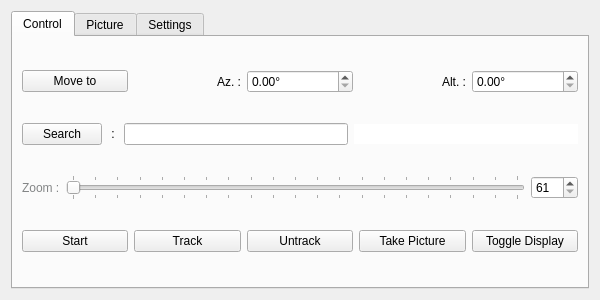
This is src/gui/AutoscopeWindowForm.ui in thibaudledo/Autoscope-Stellarium-plugin as Qt 5 draws it before an edit. The edited form follows.
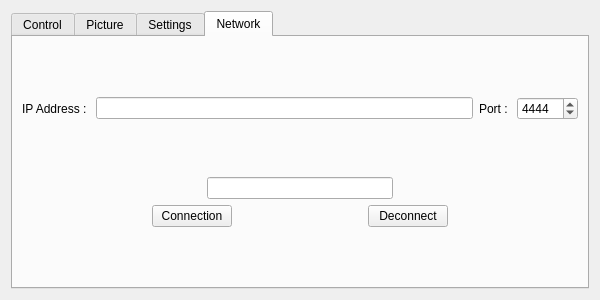
This is the edited form. The open tabs and pages were chosen to show the change.

Commit message:
Adding UI for Tcp settings
Adding a tab in the menu for tuning tcp settings

Diff of the .ui file:
```diff
--- a/src/gui/AutoscopeWindowForm.ui
+++ b/src/gui/AutoscopeWindowForm.ui
@@ -622,6 +622,145 @@
        </item>
       </layout>
      </widget>
+     <widget class="QWidget" name="networkTab">
+      <attribute name="title">
+       <string>Network</string>
+      </attribute>
+      <layout class="QVBoxLayout" name="verticalLayout_3">
+       <item>
+        <layout class="QGridLayout" name="gridLayout_2">
+         <item row="0" column="0">
+          <widget class="QLabel" name="IpLabel">
+           <property name="text">
+            <string>IP Address : </string>
+           </property>
+          </widget>
+         </item>
+         <item row="0" column="1">
+          <widget class="QLineEdit" name="IpAddressEditor"/>
+         </item>
+         <item row="0" column="3">
+          <widget class="QSpinBox" name="IpPortEditor">
+           <property name="maximum">
+            <number>65535</number>
+           </property>
+           <property name="value">
+            <number>4444</number>
+           </property>
+          </widget>
+         </item>
+         <item row="0" column="2">
+          <widget class="QLabel" name="portLabel">
+           <property name="text">
+            <string>Port : </string>
+           </property>
+          </widget>
+         </item>
+        </layout>
+       </item>
+       <item>
+        <layout class="QGridLayout" name="gridLayout_3">
+         <item row="1" column="0">
+          <layout class="QGridLayout" name="gridLayout_4">
+           <item row="0" column="0">
+            <spacer name="horizontalSpacer_2">
+             <property name="orientation">
+              <enum>Qt::Horizontal</enum>
+             </property>
+             <property name="sizeHint" stdset="0">
+              <size>
+               <width>40</width>
+               <height>20</height>
+              </size>
+             </property>
+            </spacer>
+           </item>
+           <item row="0" column="4">
+            <spacer name="horizontalSpacer_4">
+             <property name="orientation">
+              <enum>Qt::Horizontal</enum>
+             </property>
+             <property name="sizeHint" stdset="0">
+              <size>
+               <width>40</width>
+               <height>20</height>
+              </size>
+             </property>
+            </spacer>
+           </item>
+           <item row="0" column="1">
+            <widget class="QPushButton" name="ConnectionButton">
+             <property name="text">
+              <string>Connection</string>
+             </property>
+            </widget>
+           </item>
+           <item row="0" column="3">
+            <widget class="QPushButton" name="DeconnectionButton">
+             <property name="text">
+              <string>Deconnect</string>
+             </property>
+            </widget>
+           </item>
+           <item row="0" column="2">
+            <spacer name="horizontalSpacer_11">
+             <property name="orientation">
+              <enum>Qt::Horizontal</enum>
+             </property>
+             <property name="sizeHint" stdset="0">
+              <size>
+               <width>40</width>
+               <height>20</height>
+              </size>
+             </property>
+            </spacer>
+           </item>
+          </layout>
+         </item>
+         <item row="0" column="0">
+          <layout class="QHBoxLayout" name="horizontalLayout_2">
+           <item>
+            <spacer name="horizontalSpacer_9">
+             <property name="orientation">
+              <enum>Qt::Horizontal</enum>
+             </property>
+             <property name="sizeHint" stdset="0">
+              <size>
+               <width>40</width>
+               <height>20</height>
+              </size>
+             </property>
+            </spacer>
+           </item>
+           <item>
+            <widget class="QLineEdit" name="IpMessenger">
+             <property name="alignment">
+              <set>Qt::AlignCenter</set>
+             </property>
+             <property name="readOnly">
+              <bool>true</bool>
+             </property>
+            </widget>
+           </item>
+           <item>
+            <spacer name="horizontalSpacer_10">
+             <property name="orientation">
+              <enum>Qt::Horizontal</enum>
+             </property>
+             <property name="sizeHint" stdset="0">
+              <size>
+               <width>40</width>
+               <height>20</height>
+              </size>
+             </property>
+            </spacer>
+           </item>
+          </layout>
+         </item>
+        </layout>
+       </item>
+      </layout>
+     </widget>
     </widget>
    </item>
   </layout>
```
The commit also changes 5 other files.
